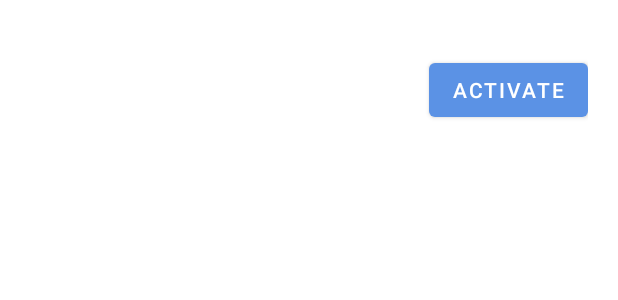
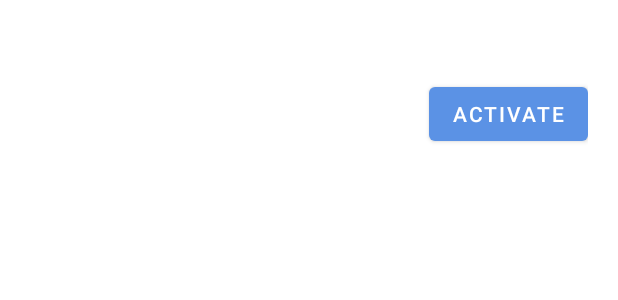
Before and after one commit to lukeerickson/Wood-ID-Android, an Android app: the layout model_version_view.xml on its own in the app's theme, with its tools: preview values and no code run, on a phone screen of 412 x 824 dp. Shown: the top 300 px of the screen. Run offline under Robolectric (Android 15) with nearby library versions, the phone set to English and light mode, and no system bars; network calls fail.

Commit message:
- Updates to Model manager

```diff
--- a/app/src/main/java/org/fao/mobile/woodidentifier/ModelManagerActivity.java
+++ b/app/src/main/java/org/fao/mobile/woodidentifier/ModelManagerActivity.java
@@ -90,11 +90,12 @@ public class ModelManagerActivity extends AppCompatActivity implements ModelVers
                 try (InputStream inputStream = getContentResolver().openInputStream(uri);) {
                     File localCopyPath = new File(getFilesDir(), filename);
                     FileUtils.copyToFile(inputStream, localCopyPath);
-                    ModelHelper.registerModel(ModelManagerActivity.this, localCopyPath.getCanonicalPath(), false);
+                   ModelHelper.registerModel(ModelManagerActivity.this, localCopyPath.getCanonicalPath(), false);
+
                     runOnUiThread(() -> {
                         installModelButton.setText(R.string.install_model);
                         installModelButton.setEnabled(true);
-                        refresh();
+                        refreshItems();
                     });
                 } catch (FileNotFoundException e) {
                     e.printStackTrace();
--- a/app/src/main/res/layout/model_version_view.xml
+++ b/app/src/main/res/layout/model_version_view.xml
@@ -26,9 +26,31 @@
         android:layout_height="wrap_content"/>
     <Button
         android:id="@+id/activateButton"
-        android:layout_centerInParent="true"
+        android:layout_alignParentBottom="true"
         android:layout_alignParentRight="true"
         android:layout_width="wrap_content"
         android:layout_height="wrap_content"
         android:text="@string/set_active"></Button>
+    <TextView
+        android:id="@+id/activeText"
+        android:visibility="gone"
+        android:text="@string/active"
+        android:textSize="18sp"
+        android:textColor="@color/red"
+        android:layout_alignParentBottom="true"
+        android:layout_alignParentRight="true"
+        android:layout_width="wrap_content"
+        android:layout_height="wrap_content">
+    </TextView>
+    <ImageButton
+        android:visibility="gone"
+        android:id="@+id/deleteModelButton"
+        android:layout_alignParentTop="true"
+        android:layout_alignParentRight="true"
+        android:layout_width="30dp"
+        android:layout_height="30dp"
+        android:background="@android:color/transparent"
+        android:contentDescription="@string/delete_model"
+        android:src="@drawable/ic_delete_white_24dp">
+    </ImageButton>
 </RelativeLayout>
--- a/app/src/main/res/values/strings.xml
+++ b/app/src/main/res/values/strings.xml
@@ -98,4 +98,6 @@
     <string name="confirm_reset_camera">Are you sure you want to reset camera settings to defaults?</string>
     <string name="enable_pin_code">Enable Pin Security</string>
     <string name="pick_image_gallery">Select Image</string>
+    <string name="delete_model">Delete this model</string>
+    <string name="active">Active</string>
 </resources>
```
Also changed, not shown: app/src/main/java/org/fao/mobile/woodidentifier/adapters/ModelVersionViewAdapter.java (+41 -7 lines), app/src/main/java/org/fao/mobile/woodidentifier/models/ModelVersion.java (+25 -0 lines).
